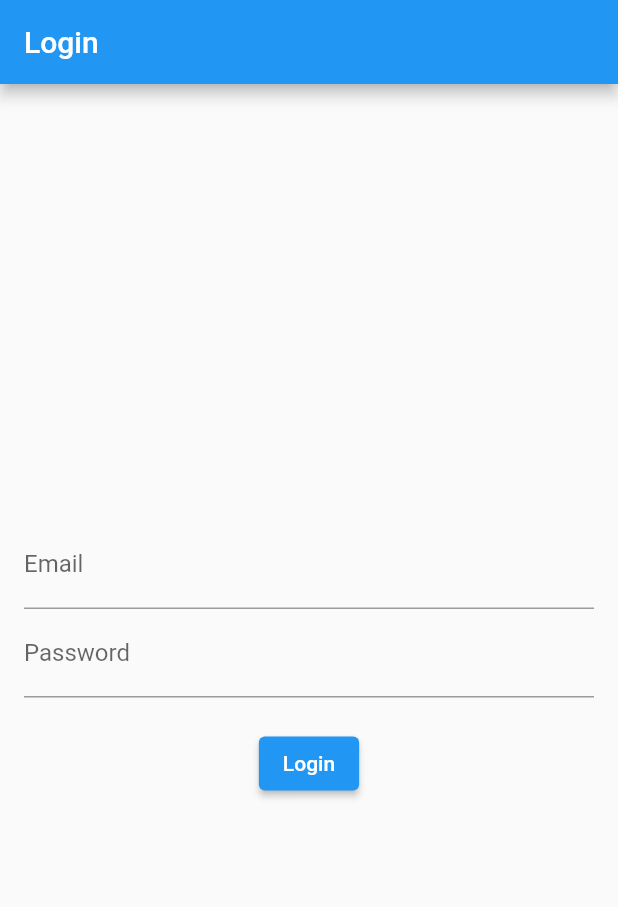
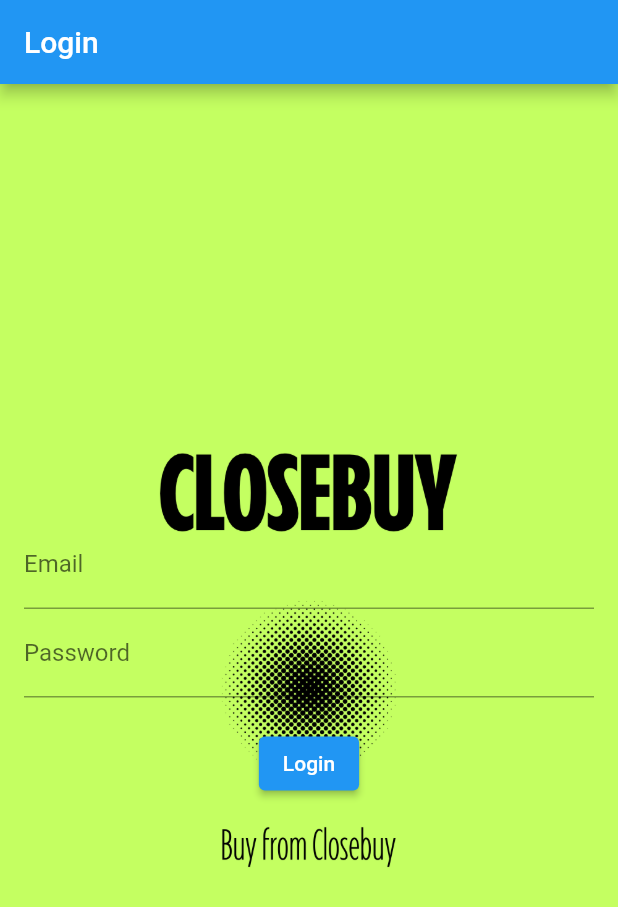
Before and after one commit to akhargha/CloseBuy, a Flutter app: the screen it shows after launch, on a phone screen of 412 x 824 dp. Shown: the top 907 px of the screen. Run offline on Flutter 3.47's test engine with Material 2 defaults, Android fonts, the phone set to English and light mode, and no system bars; our stand-ins replace flutter_map, latlong2.

Commit message:
change background

```diff
--- a/src/lib/login_page.dart
+++ b/src/lib/login_page.dart
@@ -1,7 +1,7 @@
 import 'package:flutter/material.dart';
 import 'bottom_nav.dart';
 
-void main() {runApp(LoginApp());}
+void main() { runApp(LoginApp()); }
 
 class LoginApp extends StatelessWidget {
   @override
@@ -9,7 +9,17 @@
     return MaterialApp(
       home: Scaffold(
         appBar: AppBar(title: Text('Login')),
-        body: LoginForm(),
+        body: Stack(
+          children: [
+            Container(
+              color: Color(0xFFc4ff61),  // Your desired hex color
+            ),
+            Center(
+              child: Image.asset('lib/splash.png', fit: BoxFit.cover),
+            ),
+            LoginForm(),
+          ],
+        ),
       ),
     );
   }
@@ -26,7 +36,8 @@
 
   @override
   Widget build(BuildContext context) {
-    return Padding(
+    return Center(
+      child: Padding(
         padding: const EdgeInsets.all(16.0),
         child: Column(
           mainAxisAlignment: MainAxisAlignment.center,
@@ -62,6 +73,7 @@
             ),
           ],
         ),
+      ),
     );
   }
 }
```
Lines whose indentation alone changed are shown as unchanged.
